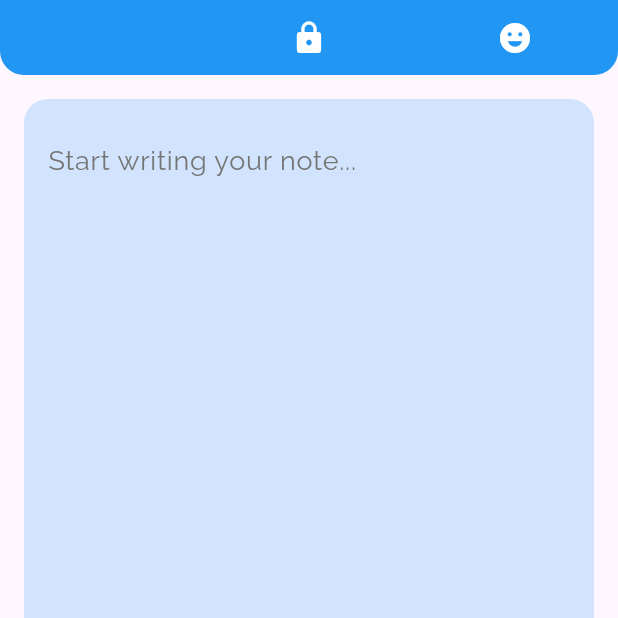
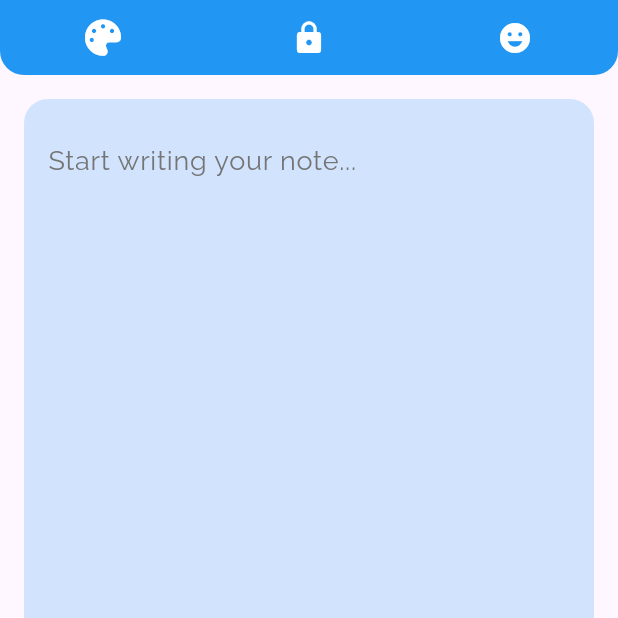
Before and after one commit to Rpingat/flutter_notepad, a Flutter app: the screen it shows after launch, after a tap on the "lock open" icon, on a phone screen of 412 x 824 dp, the top half of it. Run offline on Flutter 3.47's test engine with Material 3 defaults, Android fonts, the phone set to English and light mode, and no system bars; our stand-ins replace emoji_picker_flutter, font_awesome_flutter, google_fonts, shared_preferences.

Commit message:
Moar fixes

```diff
--- a/lib/theme.dart
+++ b/lib/theme.dart
@@ -34,34 +34,26 @@ class ThemeHeader extends StatelessWidget {
       child: Row(
         mainAxisAlignment: MainAxisAlignment.spaceAround,
         children: [
-          AnimatedSwitcher(
-            duration: Duration(milliseconds: 300),
-            child: IconButton(
-              key: ValueKey(_themes[_themeIndex]),
+          IconButton(
             icon: Icon(
               FontAwesomeIcons.palette,
-                color: _themes[_themeIndex],  // Dynamically set icon color
+              color: Colors.white,  // Theme icon always white
             ),
             onPressed: () {
               _onThemeChange((_themeIndex + 1) % _themes.length);
             },
           ),
-          ),
-          AnimatedSwitcher(
-            duration: Duration(milliseconds: 300),
-            child: IconButton(
-              key: ValueKey(_readOnly),
+          IconButton(
             icon: Icon(
-                _readOnly ? Icons.lock : Icons.lock_open,
-                color: Colors.white,
+              _readOnly ? Icons.lock : Icons.lock_open,  // Toggles between lock/unlock
+              color: Colors.white,  // Always white for icons
             ),
             onPressed: _onReadOnlyToggle,
-            ),
           ),
           IconButton(
             icon: Icon(
               Icons.emoji_emotions,
-              color: _showEmojiPicker ? Colors.yellow : Colors.white,  // Dynamic color
+              color: _showEmojiPicker ? Colors.yellow : Colors.white,  // Dynamic color for emoji picker
             ),
             onPressed: _onEmojiPickerToggle,
           ),
```
Also changed, not shown: lib/emoji_picker.dart (+5 -5 lines). Lines whose indentation alone changed are shown as unchanged.
